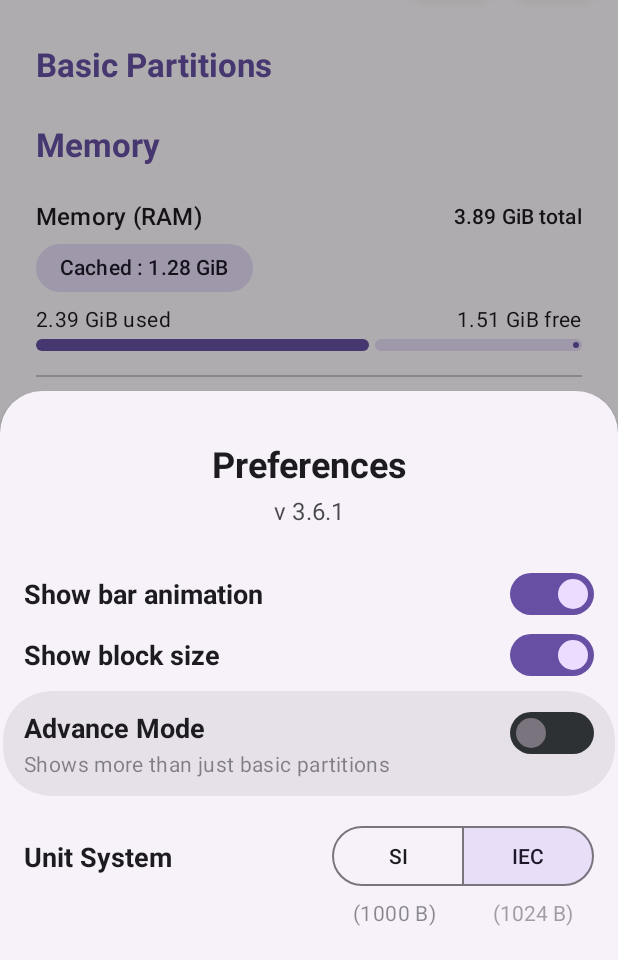
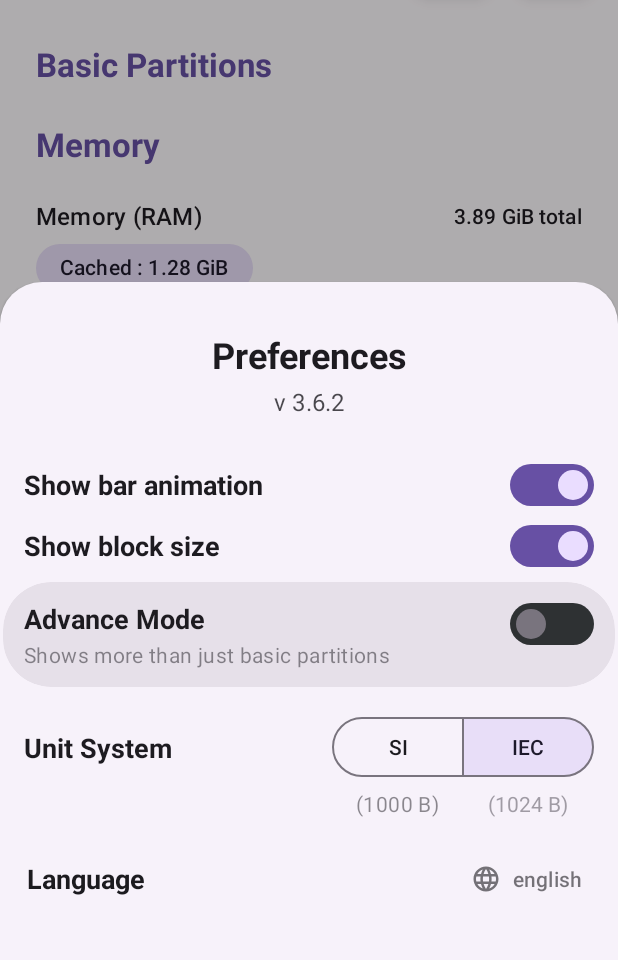
Before and after one commit to DrHowdyDoo/DiskInfo, an Android app: the screen it shows after launch (MainActivity), after a tap on an icon or button, on a phone screen of 412 x 824 dp, the part 276-1236 px from its top. Run offline under Robolectric (Android 15) with nearby library versions, the phone set to English and light mode, and no system bars; libraries missing offline, so code that uses them is left out: me.zhanghai.android; 1 statement that could not run was skipped.

Commit message:
Added language selection

```diff
--- a/app/build.gradle
+++ b/app/build.gradle
@@ -9,8 +9,8 @@ android {
         applicationId "com.drhowdydoo.diskinfo"
         minSdk 27
         targetSdk 31
-        versionCode 82
-        versionName "3.6.1"
+        versionCode 84
+        versionName "3.6.2"
 
         testInstrumentationRunner "androidx.test.runner.AndroidJUnitRunner"
     }
--- a/app/src/main/java/com/drhowdydoo/diskinfo/MainActivity.java
+++ b/app/src/main/java/com/drhowdydoo/diskinfo/MainActivity.java
@@ -1,11 +1,14 @@
 package com.drhowdydoo.diskinfo;
 
 import android.annotation.SuppressLint;
+import android.app.Activity;
 import android.content.BroadcastReceiver;
 import android.content.Context;
 import android.content.Intent;
 import android.content.IntentFilter;
 import android.content.SharedPreferences;
+import android.content.res.Configuration;
+import android.content.res.Resources;
 import android.graphics.Color;
 import android.graphics.Rect;
 import android.hardware.usb.UsbDevice;
@@ -51,6 +54,7 @@ import java.nio.file.FileSystem;
 import java.nio.file.FileSystems;
 import java.util.ArrayList;
 import java.util.HashMap;
+import java.util.Locale;
 import java.util.Map;
 import java.util.Objects;
 
@@ -85,6 +89,8 @@ public class MainActivity extends AppCompatActivity {
     @Override
     protected void onCreate(Bundle savedInstanceState) {
         sharedPref = this.getPreferences(Context.MODE_PRIVATE);
+
+        setLocale(this, sharedPref.getString("DiskInfo.Language", Locale.getDefault().getLanguage()));
 
         int mode = sharedPref.getInt("DiskInfo.MODE", -1);
         AppCompatDelegate.setDefaultNightMode(mode);
@@ -350,7 +356,6 @@ public class MainActivity extends AppCompatActivity {
                 long totalSpace = store.getTotalSpace();
                 long unusedSpace = store.getUnallocatedSpace();
                 long usedSpace = totalSpace - unusedSpace;
-                Log.d(TAG, "getList: storage in bytes : " + totalSpace + " unused : " + unusedSpace + " name: " + store);
                 String totalSize = FormatterX.formatFileSize(this, totalSpace, unit_flag);
                 String usedSize = FormatterX.formatFileSize(this, usedSpace, unit_flag);
                 String freeSize = FormatterX.formatFileSize(this, unusedSpace, unit_flag);
@@ -558,6 +563,15 @@ public class MainActivity extends AppCompatActivity {
 
     }
 
+    public static void setLocale(Activity activity, String languageCode) {
+        Locale locale = new Locale(languageCode);
+        Locale.setDefault(locale);
+        Resources resources = activity.getResources();
+        Configuration config = resources.getConfiguration();
+        config.setLocale(locale);
+        resources.updateConfiguration(config, resources.getDisplayMetrics());
+    }
+
     @Override
     public void recreate() {
         restartToApply(0);
--- a/app/src/main/java/com/drhowdydoo/diskinfo/SettingsBottomSheet.java
+++ b/app/src/main/java/com/drhowdydoo/diskinfo/SettingsBottomSheet.java
@@ -7,6 +7,7 @@ import android.os.Bundle;
 import android.view.LayoutInflater;
 import android.view.View;
 import android.view.ViewGroup;
+import android.widget.Button;
 import android.widget.TextView;
 
 import androidx.annotation.NonNull;
@@ -16,14 +17,19 @@ import com.google.android.material.bottomsheet.BottomSheetDialogFragment;
 import com.google.android.material.button.MaterialButtonToggleGroup;
 import com.google.android.material.switchmaterial.SwitchMaterial;
 
+import java.util.Locale;
+
+@SuppressWarnings("FieldCanBeLocal")
 public class SettingsBottomSheet extends BottomSheetDialogFragment {
 
     private SwitchMaterial animation, blockSize, advanceMode;
     private MaterialButtonToggleGroup unitToggle;
-    private TextView versionName;
+    private TextView versionName, txtLanguage;
+    private Button btnLanguage;
     private SharedPreferences sharedPref;
     private SharedPreferences.Editor editor;
-    private boolean isChanged = false, isCheckedPreviously, advanceModeOn = false, isModeChanged = false, useSI = false;
+    private boolean isChanged = false, isCheckedPreviously, advanceModeOn = false, isModeChanged = false, useSI = false, languageChanged = false;
+    private String currentLanguageCode;
 
     public SettingsBottomSheet() {
     }
@@ -45,6 +51,19 @@ public class SettingsBottomSheet extends BottomSheetDialogFragment {
         unitToggle = v.findViewById(R.id.unitToggle);
 
         versionName.setText("v " + BuildConfig.VERSION_NAME);
+
+        txtLanguage = v.findViewById(R.id.txt_language);
+        btnLanguage = v.findViewById(R.id.btn_language);
+
+        String languageCode = sharedPref.getString("DiskInfo.Language", Locale.getDefault().getDisplayLanguage());
+        txtLanguage.setText(new Locale(languageCode).getDisplayLanguage());
+
+        currentLanguageCode = languageCode;
+
+        btnLanguage.setOnClickListener(v1 -> {
+            LanguageSelector languageSelector = new LanguageSelector();
+            languageSelector.show(requireActivity().getSupportFragmentManager(), "LanguageSelection");
+        });
 
 
         animation.setChecked(sharedPref.getBoolean("animation", true));
@@ -96,8 +115,10 @@ public class SettingsBottomSheet extends BottomSheetDialogFragment {
         super.onDismiss(dialog);
 
 
-        if (useSI ^ sharedPref.getBoolean("useSI", false))
+        if ((useSI ^ sharedPref.getBoolean("useSI", false)) || languageChanged) {
+            languageChanged = false;
             ((MainActivity) requireActivity()).restartToApply(0);
+        }
 
         if (isModeChanged) ((MainActivity) requireActivity()).advanceModeOn();
         isModeChanged = false;
@@ -110,4 +131,11 @@ public class SettingsBottomSheet extends BottomSheetDialogFragment {
 
     }
 
+    public void updateLanguage() {
+        String languageCode = sharedPref.getString("DiskInfo.Language", Locale.getDefault().getDisplayLanguage());
+        txtLanguage.setText(new Locale(languageCode).getDisplayLanguage());
+        if (!currentLanguageCode.equalsIgnoreCase(languageCode))
+            languageChanged = true;
+    }
+
 }
--- /dev/null
+++ b/app/src/main/res/drawable/ic_round_language_24.xml
@@ -0,0 +1,11 @@
+<vector android:autoMirrored="true"
+    android:height="20dp"
+    android:tint="?attr/colorOnBackground"
+    android:viewportHeight="24"
+    android:viewportWidth="24"
+    android:width="20dp"
+    xmlns:android="http://schemas.android.com/apk/res/android">
+    <path
+        android:fillColor="?attr/colorOnBackground"
+        android:pathData="M11.99,2C6.47,2 2,6.48 2,12s4.47,10 9.99,10C17.52,22 22,17.52 22,12S17.52,2 11.99,2zM18.92,8h-2.95c-0.32,-1.25 -0.78,-2.45 -1.38,-3.56 1.84,0.63 3.37,1.91 4.33,3.56zM12,4.04c0.83,1.2 1.48,2.53 1.91,3.96h-3.82c0.43,-1.43 1.08,-2.76 1.91,-3.96zM4.26,14C4.1,13.36 4,12.69 4,12s0.1,-1.36 0.26,-2h3.38c-0.08,0.66 -0.14,1.32 -0.14,2s0.06,1.34 0.14,2L4.26,14zM5.08,16h2.95c0.32,1.25 0.78,2.45 1.38,3.56 -1.84,-0.63 -3.37,-1.9 -4.33,-3.56zM8.03,8L5.08,8c0.96,-1.66 2.49,-2.93 4.33,-3.56C8.81,5.55 8.35,6.75 8.03,8zM12,19.96c-0.83,-1.2 -1.48,-2.53 -1.91,-3.96h3.82c-0.43,1.43 -1.08,2.76 -1.91,3.96zM14.34,14L9.66,14c-0.09,-0.66 -0.16,-1.32 -0.16,-2s0.07,-1.35 0.16,-2h4.68c0.09,0.65 0.16,1.32 0.16,2s-0.07,1.34 -0.16,2zM14.59,19.56c0.6,-1.11 1.06,-2.31 1.38,-3.56h2.95c-0.96,1.65 -2.49,2.93 -4.33,3.56zM16.36,14c0.08,-0.66 0.14,-1.32 0.14,-2s-0.06,-1.34 -0.14,-2h3.38c0.16,0.64 0.26,1.31 0.26,2s-0.1,1.36 -0.26,2h-3.38z" />
+</vector>
--- a/app/src/main/res/layout/settings_bottom_sheet_layout.xml
+++ b/app/src/main/res/layout/settings_bottom_sheet_layout.xml
@@ -1,9 +1,14 @@
 <?xml version="1.0" encoding="utf-8"?>
-<androidx.constraintlayout.widget.ConstraintLayout xmlns:android="http://schemas.android.com/apk/res/android"
+<androidx.core.widget.NestedScrollView xmlns:android="http://schemas.android.com/apk/res/android"
     xmlns:app="http://schemas.android.com/apk/res-auto"
     android:layout_width="match_parent"
     android:paddingBottom="22dp"
     android:paddingTop="32dp"
+    android:clipToPadding="false"
+    android:layout_height="wrap_content">
+
+    <androidx.constraintlayout.widget.ConstraintLayout
+        android:layout_width="match_parent"
         android:layout_height="wrap_content">
 
 
@@ -178,30 +183,77 @@
             android:text="@string/iec" />
     </com.google.android.material.button.MaterialButtonToggleGroup>
 
+        <LinearLayout
+            android:id="@+id/unit_label_layout"
+            android:layout_width="0dp"
+            android:layout_height="wrap_content"
+            android:orientation="horizontal"
+            android:layout_marginTop="4dp"
+            android:gravity="center"
+            app:layout_constraintStart_toStartOf="@+id/unitToggle"
+            app:layout_constraintEnd_toEndOf="@+id/unitToggle"
+            app:layout_constraintTop_toBottomOf="@+id/unitToggle"
+            android:weightSum="2">
+
             <TextView
                 android:id="@+id/textView2"
-        android:layout_width="wrap_content"
+                android:layout_width="0dp"
                 android:layout_height="wrap_content"
-        android:layout_marginTop="4dp"
+                android:layout_weight="1"
                 android:alpha="0.5"
                 android:gravity="center"
-        android:layout_marginStart="14dp"
                 android:text="(1000 B)"
-        android:textAppearance="?attr/textAppearanceBodyMedium"
-        app:layout_constraintStart_toStartOf="@+id/unitToggle"
-        app:layout_constraintTop_toBottomOf="@+id/unitToggle" />
+                android:textAppearance="?attr/textAppearanceBodyMedium" />
 
             <TextView
                 android:id="@+id/textView3"
+                android:layout_width="0dp"
+                android:layout_height="wrap_content"
+                android:layout_weight="1"
+                android:alpha="0.5"
+                android:gravity="center"
+                android:text="(1024 B)" />
+
+        </LinearLayout>
+
+
+        <TextView
+            android:id="@+id/txt_language"
             android:layout_width="wrap_content"
             android:layout_height="wrap_content"
-        android:layout_marginTop="4dp"
-        android:alpha="0.5"
-        android:layout_marginEnd="14dp"
+            android:layout_alignParentStart="true"
+            android:text="English"
             android:gravity="center"
-        android:text="(1024 B)"
-        app:layout_constraintEnd_toEndOf="@+id/unitToggle"
-        app:layout_constraintTop_toBottomOf="@+id/unitToggle" />
+            android:layout_marginEnd="16dp"
+            android:drawablePadding="8dp"
+            android:textAppearance="?attr/textAppearanceSubtitle2"
+            android:alpha="0.6"
+            app:layout_constraintBottom_toBottomOf="@+id/btn_language"
+            app:layout_constraintEnd_toEndOf="@+id/btn_language"
+            app:layout_constraintTop_toTopOf="@+id/btn_language"
+            app:drawableStartCompat="@drawable/ic_round_language_24" />
+
+        <Button
+            android:id="@+id/btn_language"
+            style="@style/Widget.Material3.Button.TextButton"
+            android:layout_width="0dp"
+            android:layout_height="wrap_content"
+            android:layout_marginTop="8dp"
+            android:layout_marginEnd="8dp"
+            android:layout_marginStart="6dp"
+            android:paddingTop="16dp"
+            android:paddingBottom="16dp"
+            android:gravity="start|center_vertical"
+            android:text="@string/language"
+            android:textAppearance="?attr/textAppearanceTitleLarge"
+            android:textColor="?attr/colorOnBackground"
+            android:textSize="18sp"
+            android:textStyle="bold"
+            app:layout_constraintEnd_toEndOf="parent"
+            app:layout_constraintStart_toStartOf="parent"
+            app:layout_constraintTop_toBottomOf="@+id/unit_label_layout" />
 
 
     </androidx.constraintlayout.widget.ConstraintLayout>
+
+</androidx.core.widget.NestedScrollView>
--- a/app/src/main/res/values-night/themes.xml
+++ b/app/src/main/res/values-night/themes.xml
@@ -1,4 +1,4 @@
-<resources xmlns:tools="http://schemas.android.com/tools">
+<resources>
     <!-- Base application theme. -->
     <style name="Theme.DiskInfo" parent="Theme.Material3.DayNight.NoActionBar">
         <!-- Primary brand color. -->
@@ -13,7 +13,7 @@
         <item name="colorControlActivated">?attr/colorPrimary</item>
 
         <!-- Status bar color. -->
-        <item name="android:statusBarColor" tools:targetApi="l">@android:color/transparent</item>
+        <item name="android:statusBarColor">@android:color/transparent</item>
         <item name="android:navigationBarColor">?android:attr/colorBackground</item>
 
         <item name="android:windowLightStatusBar">false</item>
--- a/app/src/main/res/values/colors.xml
+++ b/app/src/main/res/values/colors.xml
@@ -7,6 +7,7 @@
     <color name="teal_700">#FF018786</color>
     <color name="black">#FF000000</color>
     <color name="white">#FFFFFFFF</color>
+    <color name="ripple">#4DBB86FC</color>
 
     <!-- Purple Color -->
 
--- a/app/src/main/res/values/strings.xml
+++ b/app/src/main/res/values/strings.xml
@@ -54,4 +54,7 @@
     <string name="fileSizeSuffix">"<xliff:g id="NUMBER">%1$s</xliff:g> <xliff:g id="UNIT">%2$s</xliff:g>"</string>
     <string name="search">Search</string>
     <string name="not_found">Not Found</string>
+    <string name="language">Language</string>
+    <string name="select_language">Select language</string>
+    <string name="language_help_text">Feel free to help me translate this app in your language or improve existing one.\n Drop a mail at drhowdydoo@gmail.com</string>
 </resources>
--- a/app/src/main/res/values/themes.xml
+++ b/app/src/main/res/values/themes.xml
@@ -31,7 +31,7 @@
     <style name="Launcher.Theme" parent="Theme.Material3.DayNight.NoActionBar">
         <item name="android:windowBackground">@drawable/launcher_background</item>
         <item name="android:fitsSystemWindows">true</item>
-        <item name="android:statusBarColor" tools:targetApi="l">@android:color/transparent</item>
+        <item name="android:statusBarColor">@android:color/transparent</item>
 
     </style>
 
```
Also changed, not shown: app/src/main/java/com/drhowdydoo/diskinfo/LanguageInfo.java (added, +29 -0 lines), app/src/main/java/com/drhowdydoo/diskinfo/LanguageSelector.java (added, +79 -0 lines), app/src/main/java/com/drhowdydoo/diskinfo/LanguageSelectorAdaptor.java (added, +86 -0 lines), app/src/main/res/drawable/ic_round_check_circle_24.xml (added, +11 -0 lines), app/src/main/res/drawable/ripple_effect.xml (added, +11 -0 lines), app/src/main/res/layout/language_selector_bottom_sheet.xml (added, +65 -0 lines), app/src/main/res/layout/language_selector_item_view.xml (added, +55 -0 lines), 7 other files. Lines whose indentation alone changed are shown as unchanged.
